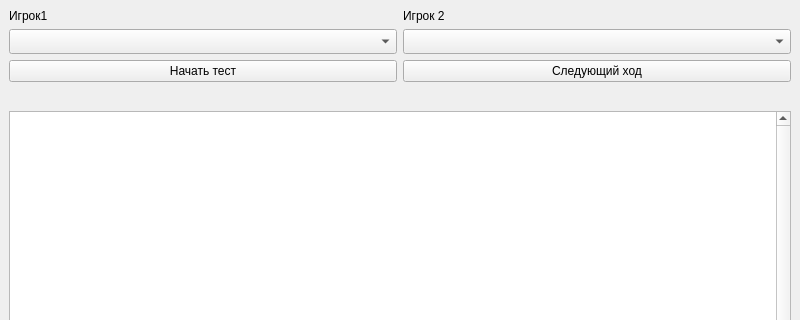
Qt form step_fighter.ui (Lostinlongfile/Xox) before a commit; both pictures show x 0 to 800 and y 0 to 320 of the 800 by 600 pixel window.
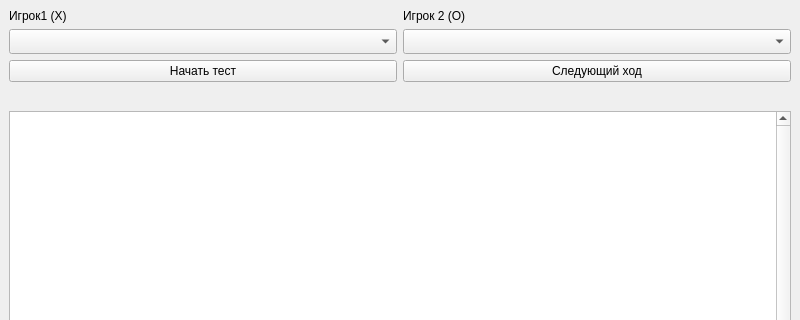
The same form after that commit.

```diff
--- a/step_fighter.ui
+++ b/step_fighter.ui
@@ -57,14 +57,14 @@
     <item row="0" column="0">
      <widget class="QLabel" name="labe">
       <property name="text">
-       <string>Игрок1</string>
+       <string>Игрок1 (X)</string>
       </property>
      </widget>
     </item>
     <item row="0" column="1">
      <widget class="QLabel" name="label_2">
       <property name="text">
-       <string>Игрок 2</string>
+       <string>Игрок 2 (O)</string>
       </property>
      </widget>
     </item>
```
